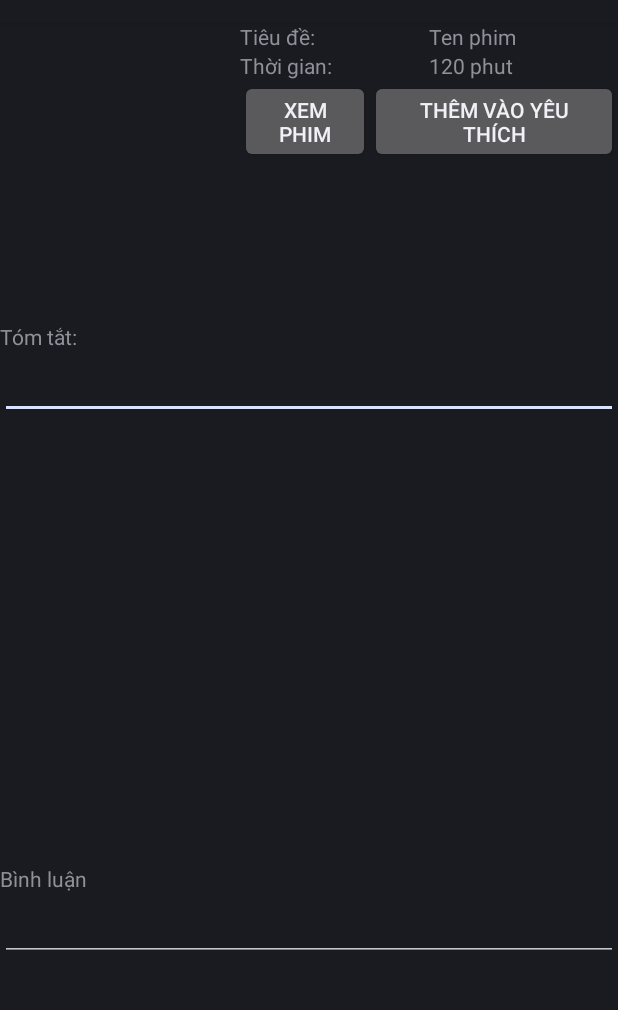
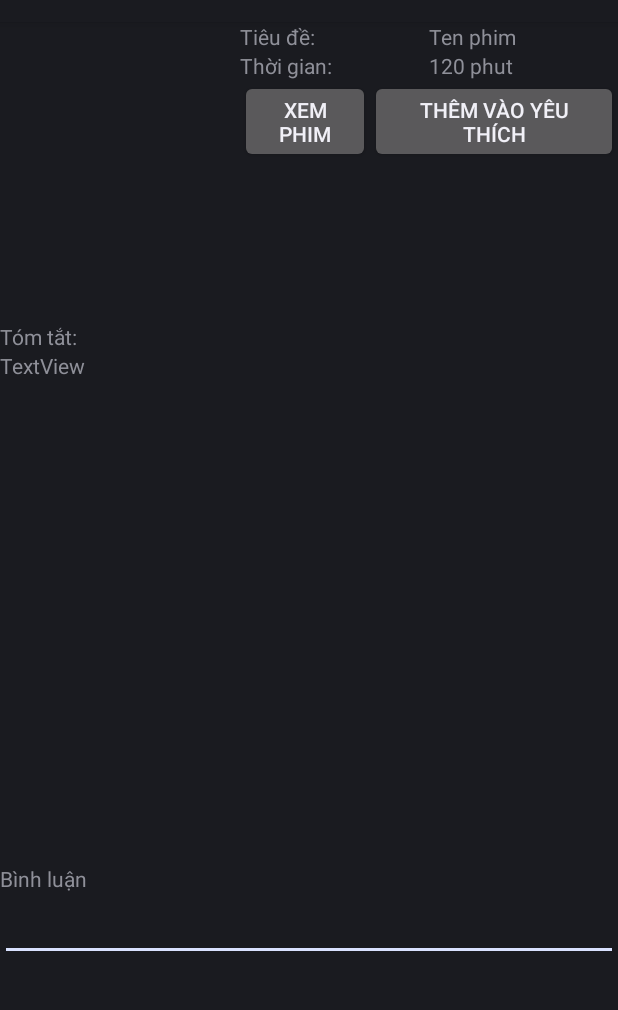
Before and after one commit to dominhhai1111/PlayVideoUrl, an Android app: the layout activity_film_detail.xml on its own in the app's theme, with its tools: preview values and no code run, on a phone screen of 412 x 824 dp, the part 62-1072 px from its top. Run offline under Robolectric (Android 15) with nearby library versions, the phone set to English and light mode, and no system bars.

```diff
--- a/app/src/main/java/com/example/admin/playvideourl/APIService.java
+++ b/app/src/main/java/com/example/admin/playvideourl/APIService.java
@@ -33,6 +33,9 @@ public interface APIService {
     @GET("checkLogin/{email}/{password}")
     Call<LoginResult> checkLogin(@Path("email") String email, @Path("password") String password);
 
+    @GET("addFilmToFavorite/{userId}/{filmId}")
+    Call<Integer> addFavorite(@Path("userId") String userId, @Path("filmId") String filmId);
+
     public static final Retrofit retrofit_login = new Retrofit.Builder()
             .baseUrl(URL_USER)
             .addConverterFactory(GsonConverterFactory.create())
--- a/app/src/main/java/com/example/admin/playvideourl/Main2Activity.java
+++ b/app/src/main/java/com/example/admin/playvideourl/Main2Activity.java
@@ -62,6 +62,7 @@ public class Main2Activity extends Activity
                 Log.d("lv click", "ok");
                 Film film = (Film) adapterView.getItemAtPosition(i);
                 Intent intent = new Intent(Main2Activity.this, FilmDetailActivity.class);
+                intent.putExtra("film", film);
                 intent.putExtra("film_url", film.getUrl());
                 startActivity(intent);
             }
--- a/app/src/main/java/com/example/admin/playvideourl/MenuActivity.java
+++ b/app/src/main/java/com/example/admin/playvideourl/MenuActivity.java
@@ -25,8 +25,8 @@ public class MenuActivity extends AppCompatActivity {
 
     private List<Film> setUpFilms(){
         List<Film> filmList = new ArrayList<>();
-        filmList.add(new Film("1","THẦN SẤM 3: THỜI KHẮC TẬN THẾ", "180", "film.mp4"));
-        filmList.add(new Film("1","THẦN SẤM 3: THỜI KHẮC TẬN THẾ", "180", "film.mp4"));
+        filmList.add(new Film("1","THẦN SẤM 3: THỜI KHẮC TẬN THẾ", "180", "film.mp4", ""));
+        filmList.add(new Film("1","THẦN SẤM 3: THỜI KHẮC TẬN THẾ", "180", "film.mp4", ""));
         return filmList;
     }
 }
--- a/app/src/main/res/layout/activity_film_detail.xml
+++ b/app/src/main/res/layout/activity_film_detail.xml
@@ -119,12 +119,11 @@
                 android:layout_height="match_parent"
                 android:orientation="vertical">
 
-                <EditText
-                    android:id="@+id/editText2"
+                <TextView
+                    android:id="@+id/txtDetail"
                     android:layout_width="match_parent"
                     android:layout_height="wrap_content"
-                    android:ems="10"
-                    android:inputType="textMultiLine" />
+                    android:text="TextView" />
             </LinearLayout>
         </ScrollView>
 
@@ -148,11 +147,29 @@
             android:text="Bình luận" />
 
         <EditText
-            android:id="@+id/editText"
+            android:id="@+id/txtComment"
             android:layout_width="match_parent"
             android:layout_height="wrap_content"
             android:ems="10"
             android:inputType="textMultiLine" />
+
+    </LinearLayout>
+
+    <LinearLayout
+        android:id="@+id/layout4"
+        android:layout_width="match_parent"
+        android:layout_height="match_parent"
+        android:layout_alignParentBottom="false"
+        android:layout_alignParentLeft="false"
+        android:layout_alignParentRight="false"
+        android:layout_alignParentTop="false"
+        android:layout_below="@+id/layout3"
+        android:orientation="vertical">
+
+        <ListView
+            android:id="@+id/lvComments"
+            android:layout_width="match_parent"
+            android:layout_height="match_parent" />
     </LinearLayout>
 
 </RelativeLayout>
```
Also changed, not shown: app/src/main/java/com/example/admin/playvideourl/CommentAdapter.java (added, +64 -0 lines), app/src/main/java/com/example/admin/playvideourl/Film.java (+12 -1 lines), app/src/main/java/com/example/admin/playvideourl/FilmDetailActivity.java (+56 -13 lines), app/src/main/res/layout/row_comment.xml (added, +18 -0 lines).
